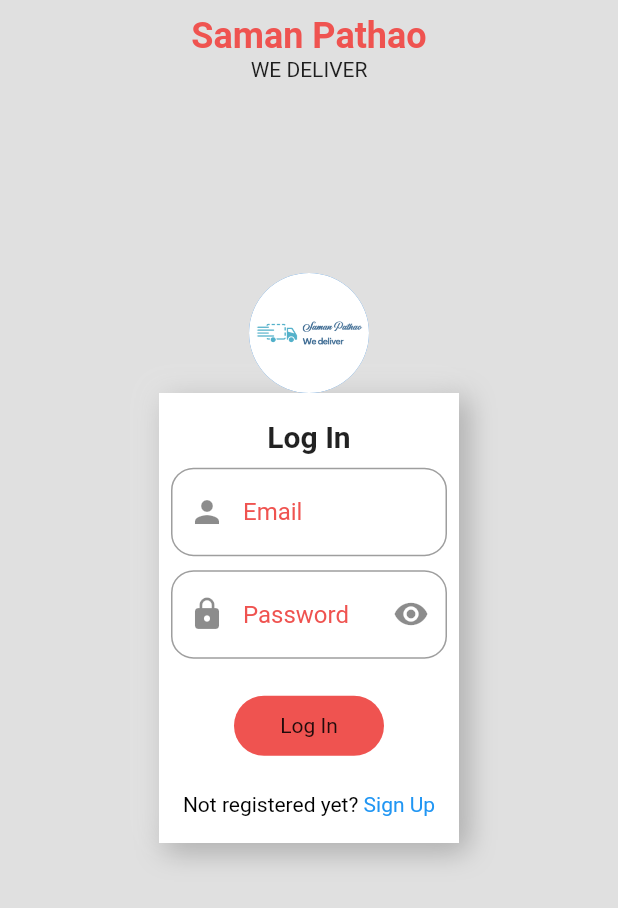
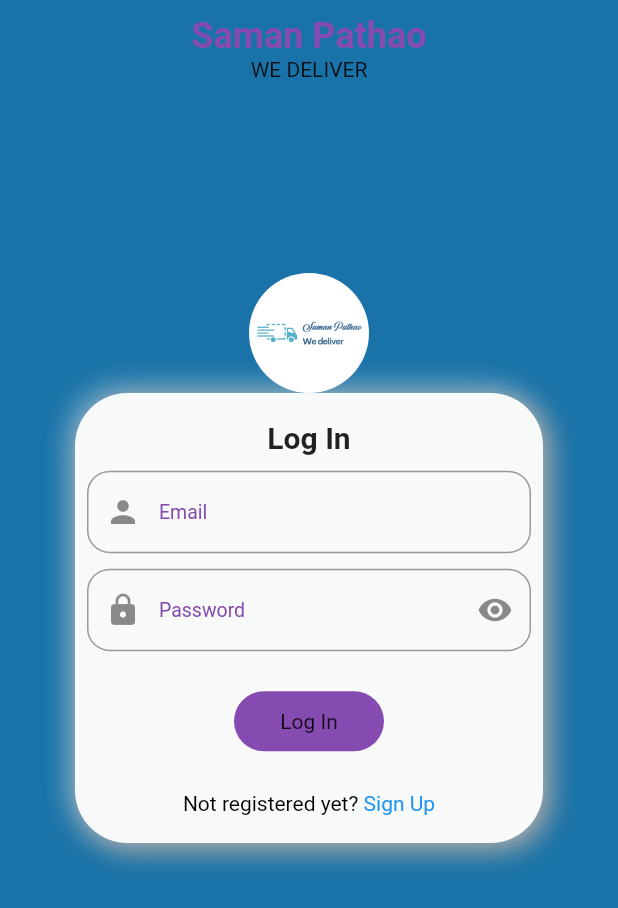
Before and after one commit to Babin6139/saman-pathao, a Flutter app: the screen it shows after launch, on a phone screen of 412 x 824 dp. Shown: the top 908 px of the screen. Run offline on Flutter 3.47's test engine with Material 2 defaults, Android fonts, the phone set to English and light mode, and no system bars; drawn by our look-alikes of animated_text_kit; our stand-ins replace curved_navigation_bar, email_validator, firebase_core, firebase_storage, flutter_map, image_picker and 2 more; accounts and stored records are empty.

Commit message:
design changes and pop up added

```diff
--- a/api/package.json
+++ b/api/package.json
@@ -19,6 +19,6 @@
     "mongoose": "^6.2.1",
     "morgan": "~1.9.1",
     "node-cron": "^3.0.0",
-    "nodemon": "^2.0.15"
+    "nodemon": "^2.0.16"
   }
 }
--- a/client/customer/lib/models/user_orders.dart
+++ b/client/customer/lib/models/user_orders.dart
@@ -78,7 +78,7 @@ class UserOrders {
       distance: map['distance']?.toInt() ?? 0,
       shipments: map['shipments'] ?? [],
       shipmentWeight: map['shipmentWeight']?.toInt() ?? 0,
-      photo: map['photo'] ?? "https://picsum.photos/200/300",
+      photo: map['shipmentPhoto'] ?? "https://picsum.photos/200/300",
     );
   }
 
--- a/client/customer/lib/pages/all_orderPage.dart
+++ b/client/customer/lib/pages/all_orderPage.dart
@@ -39,7 +39,6 @@ class _AllOrderPageState extends State<AllOrderPage> {
       prebid = [];
     }
     print(prebid);
-    setState(() {});
     var url1 =
         "http://10.0.2.2:7000/order/history?userName=${userData.userName}&orderStatus=onbid";
     var response1 = await http.get(Uri.parse(url1));
--- a/client/customer/lib/pages/home_page.dart
+++ b/client/customer/lib/pages/home_page.dart
@@ -37,8 +37,8 @@ class _HomePageState extends State<HomePage> {
             padding: const EdgeInsets.only(right: 16.0),
             child: Center(
               child: CircleAvatar(
-                  // backgroundImage: NetworkImage(" "),
-                  ),
+                backgroundImage: NetworkImage(userData.photo),
+              ),
             ),
           )
         ],
--- a/client/customer/lib/pages/login_page.dart
+++ b/client/customer/lib/pages/login_page.dart
@@ -24,6 +24,7 @@ class LoginPage extends StatefulWidget {
 class _LoginPageState extends State<LoginPage> {
   String? email;
   String? password;
+  bool obscurePassword = true;
   final _formkey = GlobalKey<FormState>();
   @override
   Widget build(BuildContext context) {
@@ -83,9 +84,11 @@ class _LoginPageState extends State<LoginPage> {
               Center(
                 child: Container(
                   height: 300.0,
-                  width: 200.0,
+                  width: size.width - 100,
                   decoration: BoxDecoration(
-                      color: Colors.white, boxShadow: MyColor.shadow1
+                      color: MyColor.cardColor,
+                      borderRadius: BorderRadius.circular(35),
+                      boxShadow: MyColor.shadow1
                       // boxShadow: [
                       //   BoxShadow(
                       //     color: MyColor.color1,
@@ -109,6 +112,7 @@ class _LoginPageState extends State<LoginPage> {
                             ),
                           ),
                           TextFormField(
+                            style: TextStyle(fontSize: 13),
                             validator: (value) {
                               if (value == null || value.isEmpty) {
                                 return "Email cannot be empty";
@@ -124,13 +128,16 @@ class _LoginPageState extends State<LoginPage> {
                             },
                             decoration: InputDecoration(
                                 border: MyDecoration.inputBorder,
-                                prefixIcon: Icon(Icons.person),
+                                prefixIcon: Icon(
+                                  Icons.person,
+                                ),
                                 // label: Text("Email / Username",
                                 //     style: TextStyle(color: MyColor.color1)),
                                 hintText: "Email",
                                 hintStyle: TextStyle(color: MyColor.color1)),
                           ),
                           TextFormField(
+                            style: TextStyle(fontSize: 13),
                             validator: (value) {
                               if (value == null || value.isEmpty) {
                                 return "Password required";
@@ -142,13 +149,21 @@ class _LoginPageState extends State<LoginPage> {
                             onChanged: (value) {
                               password = value;
                             },
-                            obscureText: false,
+                            obscureText: obscurePassword,
                             decoration: InputDecoration(
                                 border: MyDecoration.inputBorder,
-                                prefixIcon: Icon(Icons.lock),
+                                prefixIcon: Icon(
+                                  Icons.lock,
+                                ),
                                 suffixIcon: IconButton(
-                                  icon: Icon(Icons.remove_red_eye),
-                                  onPressed: () {},
+                                  icon: obscurePassword
+                                      ? Icon(Icons.remove_red_eye)
+                                      : Icon(Icons.visibility_off),
+                                  onPressed: () {
+                                    setState(() {
+                                      obscurePassword = !obscurePassword;
+                                    });
+                                  },
                                 ),
                                 // label: Text("Password",
                                 //     style: TextStyle(color: MyColor.color1)),
--- a/client/customer/lib/utils/mycolor.dart
+++ b/client/customer/lib/utils/mycolor.dart
@@ -1,8 +1,9 @@
 import 'package:flutter/material.dart';
 
 class MyColor {
-  static Color color1 = Colors.red.shade400;
-  static Color backColor = Colors.grey.shade300;
+  static Color color1 = Color.fromARGB(255, 133, 75, 177);
+  static Color backColor = Color.fromARGB(255, 25, 115, 168);
+  static Color cardColor = Color.fromARGB(255, 248, 249, 249);
   static List<BoxShadow> shadow1 = [
     BoxShadow(
         color: Colors.grey.shade500,
--- a/client/customer/lib/utils/mydecoration.dart
+++ b/client/customer/lib/utils/mydecoration.dart
@@ -7,5 +7,5 @@ class MyDecoration {
   static BoxDecoration cardDecoration = BoxDecoration(
       boxShadow: MyColor.shadow1,
       color: Colors.white,
-      borderRadius: BorderRadius.circular(10));
+      borderRadius: BorderRadius.circular(30));
 }
--- a/client/customer/lib/widgets/bid_details.dart
+++ b/client/customer/lib/widgets/bid_details.dart
@@ -27,6 +27,8 @@ class BidDetails extends StatelessWidget {
     return Container(
       margin: EdgeInsets.all(15),
       decoration: MyDecoration.cardDecoration,
+      child: Padding(
+        padding: const EdgeInsets.all(8.0),
         child: Column(children: [
           Padding(
             padding: const EdgeInsets.only(bottom: 8.0, left: 8.0, right: 8.0),
@@ -87,6 +89,7 @@ class BidDetails extends StatelessWidget {
               ? Text("Currently there are no bids")
               : Text("")
         ]),
+      ),
     );
     ;
   }
```
Also changed, not shown: client/customer/lib/models/sipment_dimension.dart (+9 -9 lines), client/customer/lib/pages/order_page.dart (+51 -8 lines), client/customer/lib/pages/signup_page.dart (+9 -6 lines), client/customer/lib/widgets/detail_card.dart (+4 -4 lines), client/customer/lib/widgets/map_detail.dart (+7 -3 lines), client/customer/lib/widgets/order_detail.dart (+7 -2 lines), api/package-lock.json, 1 other file. Lines whose indentation alone changed are shown as unchanged.
